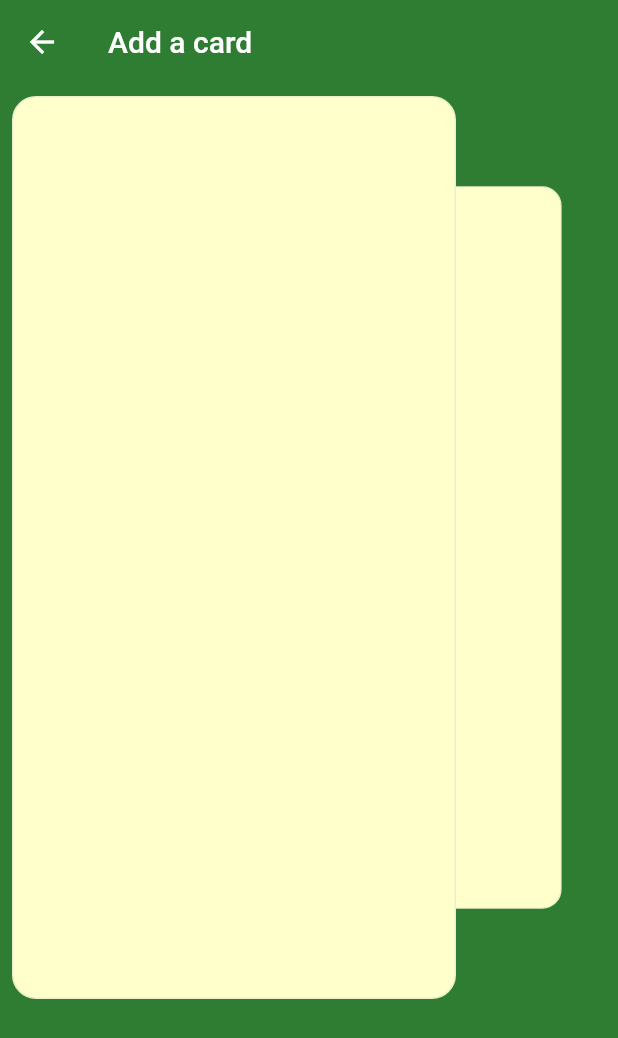
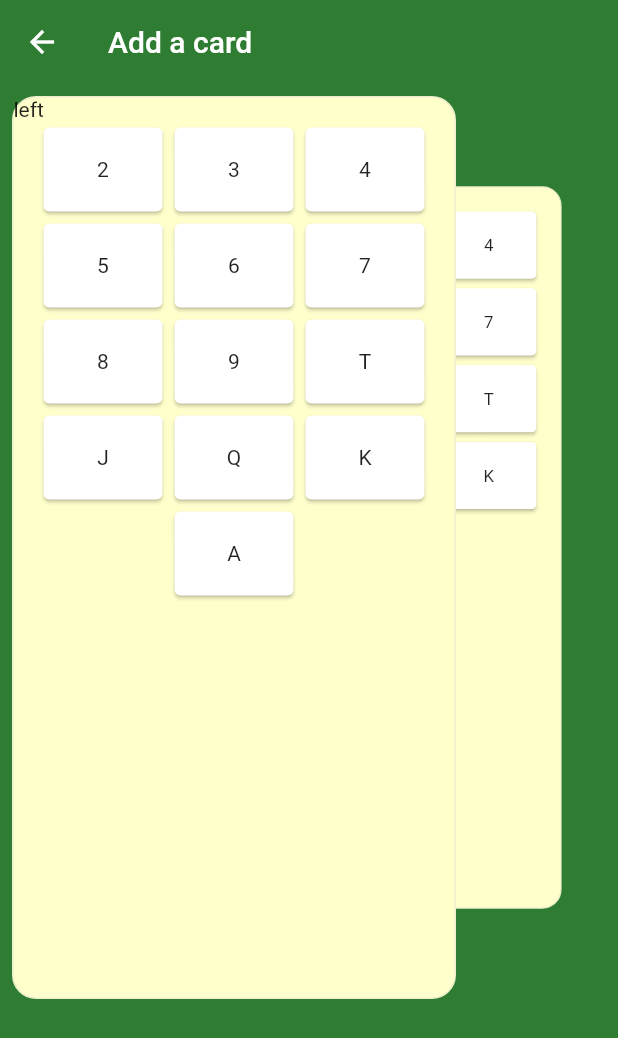
Before and after one commit to MarcinusX/poker_hand_history, a Flutter app: the CardPicker screen opened directly, on a phone screen of 412 x 824 dp. Shown: the top 1038 px of the screen. Run offline on Flutter 3.47's test engine with Material 2 defaults, Android fonts, the phone set to English and light mode, and no system bars.

Commit message:
Added picking a rank

```diff
--- a/lib/card_picker.dart
+++ b/lib/card_picker.dart
@@ -1,4 +1,5 @@
 import 'package:flutter/material.dart';
+import 'package:poker_hand_history/card_view.dart';
 
 class CardPicker extends StatefulWidget {
   @override
@@ -36,13 +37,19 @@ class _CardPickerState extends State<CardPicker>
   }
 
   List<Widget> _buildStackChildren() {
-    List<Widget> cards = [
-      _buildLeftCard(),
-      _buildRightCard(),
-    ];
+    List<Widget> cards;
     if (_animationController.value < 0.5) {
-      cards = cards.reversed.toList();
+      cards = [
+        _buildRightCard(),
+        _buildLeftCard(),
+      ];
+    } else {
+      cards = [
+        _buildLeftCard(),
+        _buildRightCard(),
+      ];
     }
+
     return cards;
   }
 
@@ -60,9 +67,10 @@ class _CardPickerState extends State<CardPicker>
               1 - 0.2 * _animationController.value,
             ),
           child: new CardView(
-            onTap: () {
-              _animationController.reverse();
-            },
+            onTap: () => _animationController.reverse(),
+            onRankPicked: (rank) => print(rank),
+            enabled: _animationController.isDismissed,
+            title: "left",
           ),
         ),
       ),
@@ -83,39 +91,13 @@ class _CardPickerState extends State<CardPicker>
               1 - 0.2 * (1 - _animationController.value),
             ),
           child: new CardView(
-            onTap: () {
-              _animationController.forward();
-            },
+            onTap: () => _animationController.forward(),
+            onRankPicked: (rank) => print(rank),
+            enabled: _animationController.isCompleted,
+            title: "right",
           ),
         ),
       ),
     );
   }
 }
-
-class CardView extends StatefulWidget {
-  final Function onTap;
-
-  const CardView({Key key, this.onTap}) : super(key: key);
-
-  @override
-  _CardViewState createState() => _CardViewState();
-}
-
-class _CardViewState extends State<CardView> {
-  @override
-  Widget build(BuildContext context) {
-    return new GestureDetector(
-      onTap: widget.onTap,
-      child: Container(
-        decoration: new BoxDecoration(
-          color: const Color(0xFFFFFFCC),
-          borderRadius: new BorderRadius.circular(16.0),
-          border: new Border.all(
-            color: const Color(0xFFEEEECC),
-          ),
-        ),
-      ),
-    );
-  }
-}
--- /dev/null
+++ b/lib/card_view.dart
@@ -0,0 +1,142 @@
+import 'package:flutter/material.dart';
+import 'package:poker_hand_history/card.dart';
+
+class CardView extends StatefulWidget {
+  final String title;
+  final Function onTap;
+  final Function(Rank) onRankPicked;
+  final bool enabled;
+
+  const CardView(
+      {Key key,
+      this.onTap,
+      this.onRankPicked,
+      this.enabled = false,
+      this.title})
+      : super(key: key);
+
+  @override
+  _CardViewState createState() => new _CardViewState();
+}
+
+class _CardViewState extends State<CardView> {
+  Rank rank;
+
+  @override
+  Widget build(BuildContext context) {
+    return new GestureDetector(
+      onTap: widget.onTap,
+      child: Container(
+        child: _buildBody(),
+        decoration: new BoxDecoration(
+          color: const Color(0xFFFFFFCC),
+          borderRadius: new BorderRadius.circular(16.0),
+          border: new Border.all(
+            color: const Color(0xFFEEEECC),
+          ),
+        ),
+      ),
+    );
+  }
+
+  Widget _buildBody() {
+    return new Stack(
+      children: <Widget>[
+        new Padding(
+          padding: const EdgeInsets.symmetric(horizontal: 16.0, vertical: 16.0),
+          child: ranks(),
+        ),
+        _chosenRank(),
+        new Text(widget.title),
+      ],
+    );
+  }
+
+  Widget _chosenRank() {
+    if (this.rank == null) {
+      return new Container();
+    } else {
+      return new Text(rankToSymbol(rank));
+    }
+  }
+
+  Widget ranks() {
+    if (this.rank != null) {
+      return new Container();
+    }
+    return new Column(
+      children: <Widget>[
+        new Container(
+          height: 64.0,
+          child: new Row(
+            children: <Widget>[
+              new Expanded(child: rankCard(Rank.TWO)),
+              new Expanded(child: rankCard(Rank.THREE)),
+              new Expanded(child: rankCard(Rank.FOUR)),
+            ],
+          ),
+        ),
+        new Container(
+          height: 64.0,
+          child: new Row(
+            children: <Widget>[
+              new Expanded(child: rankCard(Rank.FIVE)),
+              new Expanded(child: rankCard(Rank.SIX)),
+              new Expanded(child: rankCard(Rank.SEVEN)),
+            ],
+          ),
+        ),
+        new Container(
+          height: 64.0,
+          child: new Row(
+            children: <Widget>[
+              new Expanded(child: rankCard(Rank.EIGHT)),
+              new Expanded(child: rankCard(Rank.NINE)),
+              new Expanded(child: rankCard(Rank.TEN)),
+            ],
+          ),
+        ),
+        new Container(
+          height: 64.0,
+          child: new Row(
+            children: <Widget>[
+              new Expanded(child: rankCard(Rank.JACK)),
+              new Expanded(child: rankCard(Rank.QUEEN)),
+              new Expanded(child: rankCard(Rank.KING)),
+            ],
+          ),
+        ),
+        new Container(
+          height: 64.0,
+          child: new Row(
+            children: <Widget>[
+              new Expanded(child: new Container()),
+              new Expanded(child: rankCard(Rank.ACE)),
+              new Expanded(child: new Container()),
+            ],
+          ),
+        ),
+      ],
+    );
+  }
+
+  Widget rankCard(Rank rank) {
+    return new GestureDetector(
+      onTap: () {
+        if (widget.enabled) {
+          widget?.onRankPicked(rank);
+          setState(() {
+            this.rank = rank;
+          });
+        } else {
+          widget.onTap();
+        }
+      },
+      child: new Card(
+        child: new Center(
+          child: new Text(rankToSymbol(rank)),
+        ),
+      ),
+    );
+  }
+}
```
